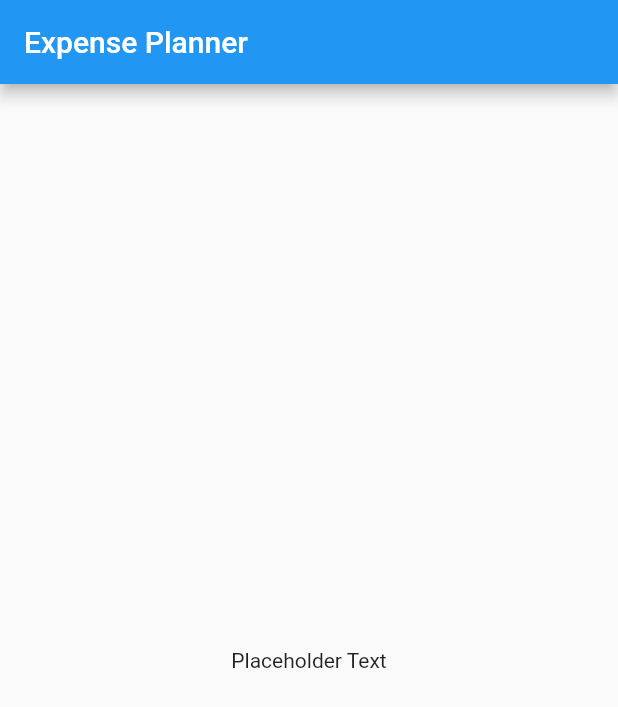
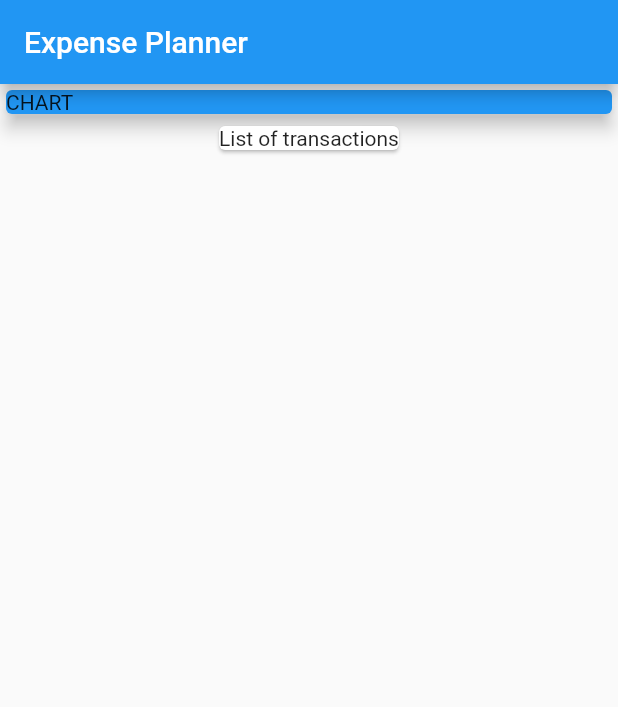
Before and after one commit to trance128/Expense-Planner, a Flutter app: the screen it shows after launch, on a phone screen of 412 x 824 dp. Shown: the top 707 px of the screen. Run offline on Flutter 3.47's test engine with Material 2 defaults, Android fonts, the phone set to English and light mode, and no system bars.

Commit message:
Added Transaction class

```diff
--- a/lib/main.dart
+++ b/lib/main.dart
@@ -1,4 +1,5 @@
 import 'package:flutter/material.dart';
+import './transaction.dart';
 
 void main() => runApp(App());
 
@@ -13,14 +14,30 @@ class App extends StatelessWidget {
 }
 
 class MyHomePage extends StatelessWidget {
+  final List<Transaction> transactions = [
+    Transaction(id: "1", title: "Flutter course", amount: 19.99, date: DateTime.now(), ),
+  ];
+
   @override
   Widget build(BuildContext context) {
     return Scaffold(
       appBar: AppBar(
         title: Text("Expense Planner"),
       ),
-      body: Center(
-        child: Text("Placeholder Text"),
+      body: Column(
+        children: <Widget>[
+          Container(
+            width: double.infinity,
+            child: Card(
+              color: Colors.blue,
+              child: Text("CHART"),
+              elevation: 5,
+            ),
+          ),
+          Card(
+            child: Text("List of transactions"),
+          ),
+        ],
       ),
     );
   }
```
